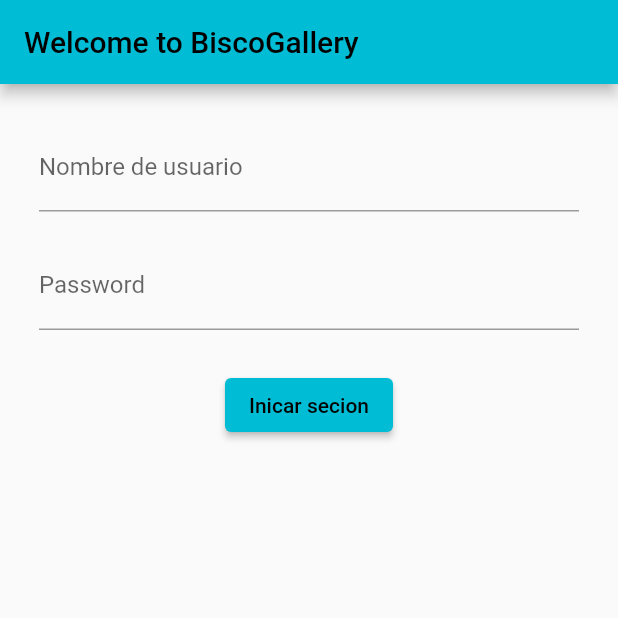
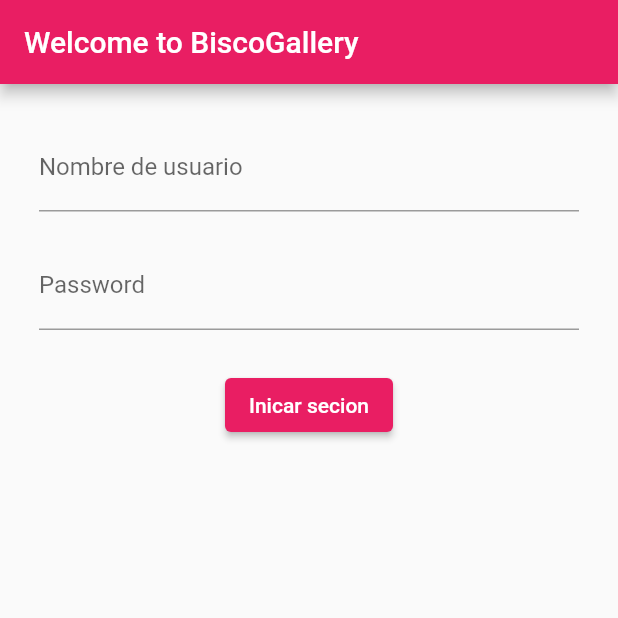
Before and after one commit to AimlessDev1411/img_donwload_flutter, a Flutter app: the screen it shows after launch, on a phone screen of 412 x 824 dp, the top half of it. Run offline on Flutter 3.47's test engine with Material 2 defaults, Android fonts, the phone set to English and light mode, and no system bars; our stand-ins replace fluttertoast, shared_preferences; missing offline and left inert: image_downloader.

Commit message:
change colors

```diff
--- a/lib/gallery.dart
+++ b/lib/gallery.dart
@@ -60,7 +60,7 @@ class _ListImgs extends State<Gallery> {
           toastLength: Toast.LENGTH_SHORT,
           gravity: ToastGravity.BOTTOM,
           // timeInSecForIosWeb: 0,
-          backgroundColor: Colors.blue[400],
+          backgroundColor: Colors.pink[300],
           textColor: Colors.white,
           fontSize: 16.0);
     } else {
@@ -156,7 +156,7 @@ class _ListImgs extends State<Gallery> {
           toastLength: Toast.LENGTH_SHORT,
           gravity: ToastGravity.BOTTOM,
           timeInSecForIosWeb: 3,
-          backgroundColor: Colors.green[400],
+          backgroundColor: Colors.pink[300],
           textColor: Colors.white,
           fontSize: 16.0);
     } catch (error) {
--- a/lib/galletyApp.dart
+++ b/lib/galletyApp.dart
@@ -46,7 +46,13 @@ class _GalleryApp extends State<GalleryApp> {
     return MaterialApp(
       title: 'BiscoGallery',
       theme: ThemeData(
-        primarySwatch: Colors.cyan,
+        primarySwatch: Colors.pink,
+      ),
+      //Tema Oscuro, se usa cuando se activa el modo oscuro
+      darkTheme: ThemeData(
+        //Se indica que el tema tiene un brillo oscuro
+        brightness: Brightness.dark,
+        primarySwatch: Colors.pink,
       ),
       initialRoute: setRoute(),
       routes: {
```
